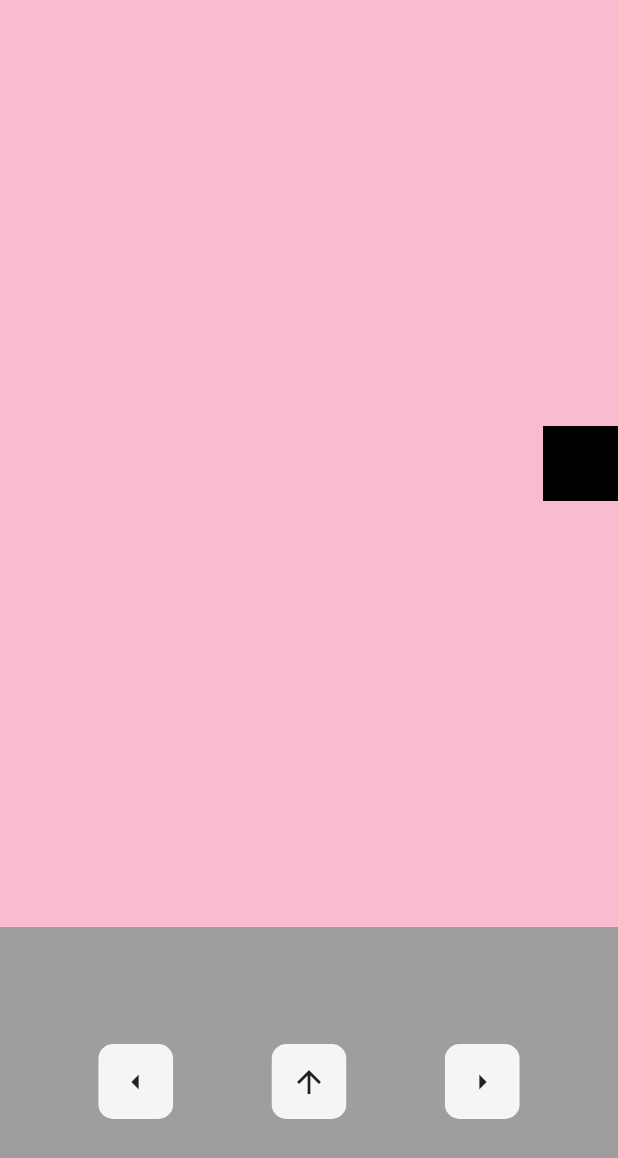
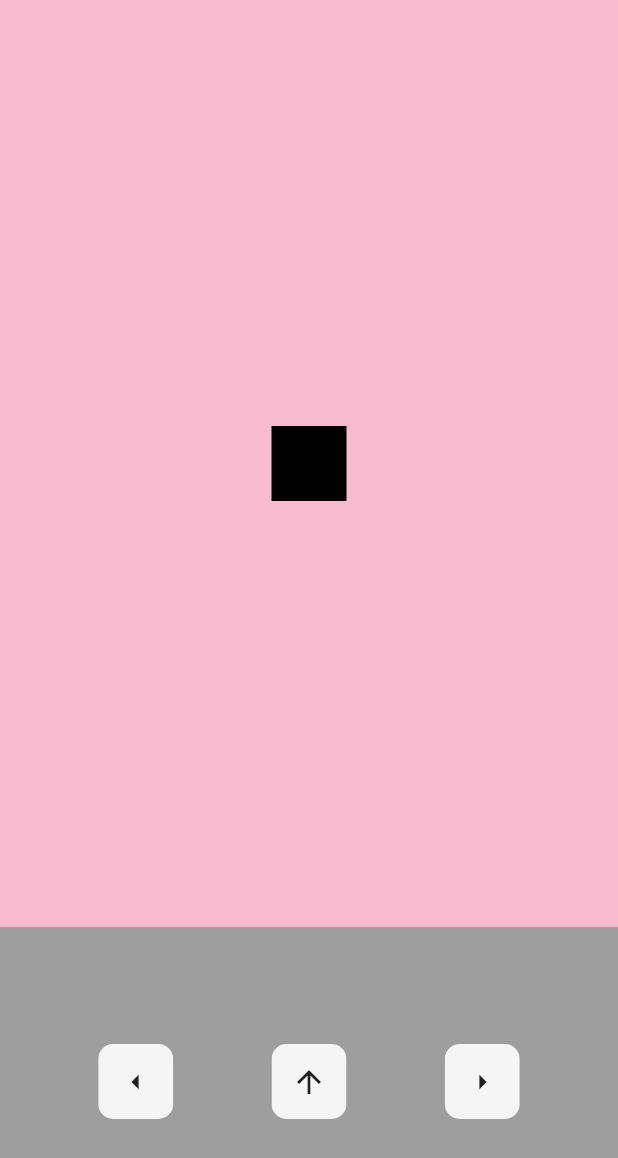
Before and after one commit to fitse-yotor/flutter_games, a Flutter app: the screen it shows after launch, on a phone screen of 412 x 824 dp. Shown: the top 1158 px of the screen. Run offline on Flutter 3.47's test engine with Material 2 defaults, Android fonts, the light colour scheme and no system bars.

Commit message:
add movement to left and right

```diff
--- a/game_1/lib/homepage.dart
+++ b/game_1/lib/homepage.dart
@@ -9,6 +9,19 @@ class HomePage extends StatefulWidget {
 }
 
 class _HomePageState extends State<HomePage> {
+  double playerx = 0;
+  void MoveLeft() {
+    setState(() {
+      playerx -= 0.1;
+    });
+  }
+
+  void MoveRight() {
+    setState(() {
+      playerx += 0.1;
+    });
+  }
+
   @override
   Widget build(BuildContext context) {
     return Column(
@@ -21,7 +34,7 @@ class _HomePageState extends State<HomePage> {
               child: Stack(
                 children: [
                   Container(
-                    alignment: Alignment(1, 0),
+                    alignment: Alignment(playerx, 0),
                     child: Container(
                       height: 50,
                       width: 50,
@@ -39,9 +52,15 @@ class _HomePageState extends State<HomePage> {
           child: Row(
             mainAxisAlignment: MainAxisAlignment.spaceEvenly,
             children: [
-              MyButton(icon: Icons.arrow_left),
+              MyButton(
+                icon: Icons.arrow_left,
+                function: MoveLeft,
+              ),
               MyButton(icon: Icons.arrow_upward),
-              MyButton(icon: Icons.arrow_right)
+              MyButton(
+                icon: Icons.arrow_right,
+                function: MoveRight,
+              )
             ],
           ),
         ))
```
